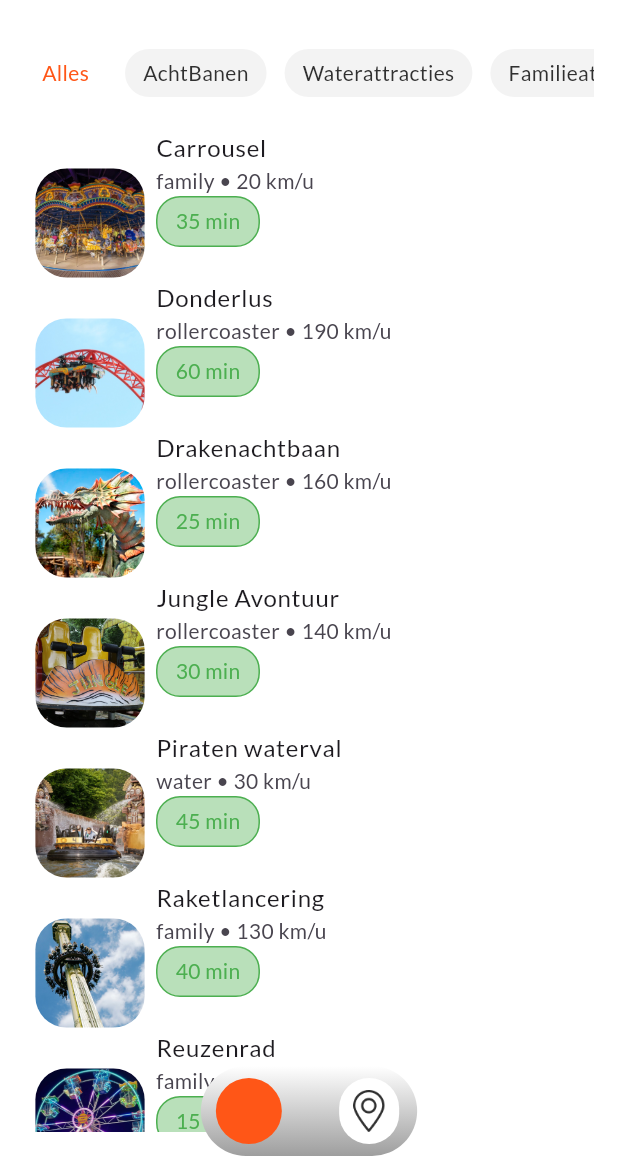
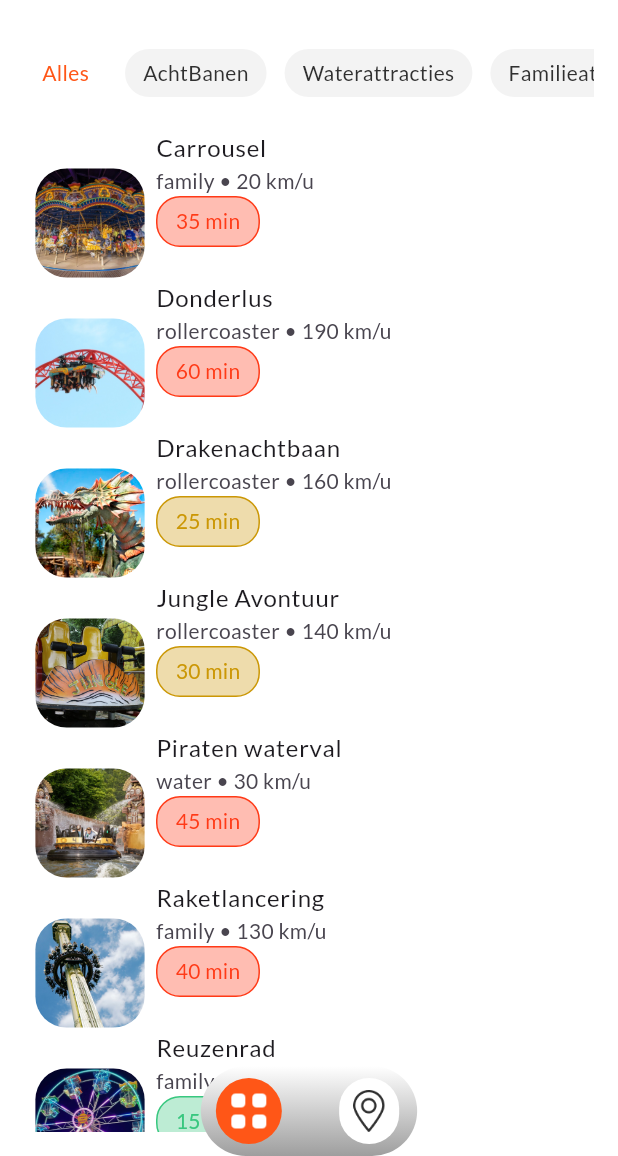
Before and after one commit to 0353497/Opdracht_A_Den_Bosch, a Flutter app: the AttractionsPage screen opened directly, on a phone screen of 412 x 824 dp, the part 80-1236 px from its top. Run offline on Flutter 3.47's test engine with Material 3 defaults, Android fonts, the phone set to English and light mode, and no system bars; our stand-ins replace get; Roboto replaces fonts that are missing (Bakbak_One); project files that could hold a hidden picture were left out.

Commit message:
Add TimeService for dynamic color handling based on wait times and update UI components

```diff
--- a/woluni_park/lib/components/floating_nav_bar.dart
+++ b/woluni_park/lib/components/floating_nav_bar.dart
@@ -35,7 +35,7 @@
               onPressed: () => Get.to(() => AttractionsPage()),
               icon: Image.asset(
                 "assets/images/menu_square.png",
-                color: active == 0 ? Color(0xffFF5617) : Color(0xff030303),
+                color: active == 0 ? Colors.white : Color(0xff030303),
               ),
             ),
             IconButton(
--- a/woluni_park/lib/pages/attractions_page.dart
+++ b/woluni_park/lib/pages/attractions_page.dart
@@ -3,6 +3,7 @@
 import 'package:woluni_park/components/floating_nav_bar.dart';
 import 'package:woluni_park/pages/attractions_details_page.dart';
 import 'package:woluni_park/services/json_reader.dart';
+import 'package:woluni_park/services/time_service.dart';
 
 class AttractionsPage extends StatefulWidget {
   const AttractionsPage({super.key});
@@ -201,12 +202,22 @@
               padding: EdgeInsets.symmetric(horizontal: 12, vertical: 6),
               decoration: BoxDecoration(
                 borderRadius: BorderRadius.circular(16),
-                color: Colors.green.withAlpha(100),
-                border: BoxBorder.all(color: Colors.green),
+                color: TimeService.getColorBasedOnDelayAlpha(
+                  int.parse(attraction["wait_time"]),
+                ),
+                border: BoxBorder.all(
+                  color: TimeService.getColorBasedOnDelay(
+                    int.parse(attraction["wait_time"]),
+                  ),
+                ),
               ),
               child: Text(
                 "${attraction["wait_time"]} min",
-                style: TextStyle(color: Colors.green),
+                style: TextStyle(
+                  color: TimeService.getColorBasedOnDelay(
+                    int.parse(attraction["wait_time"]),
+                  ),
+                ),
               ),
             ),
           ],
--- /dev/null
+++ b/woluni_park/lib/services/time_service.dart
@@ -0,0 +1,17 @@
+import 'package:flutter/material.dart';
+
+class TimeService {
+  static Color getColorBasedOnDelay(int delay) {
+    if (delay >= 0 && delay <= 15) return Color(0xff38C77F);
+    if (delay >= 16 && delay <= 30) return Color(0xffCB9705);
+    if (delay > 30) return Color(0xffFF3A17);
+    return Color(0xff38C77F);
+  }
+
+  static Color getColorBasedOnDelayAlpha(int delay) {
+    if (delay >= 0 && delay <= 15) return Color(0x5538C77F);
+    if (delay >= 16 && delay <= 30) return Color(0x55CB9705);
+    if (delay > 30) return Color(0x55FF3A17);
+    return Color(0xaa38C77F);
+  }
+}
```
Also changed, not shown: woluni_park/lib/pages/attractions_details_page.dart (+14 -3 lines), woluni_park/lib/pages/park_map_page.dart (+36 -4 lines).
